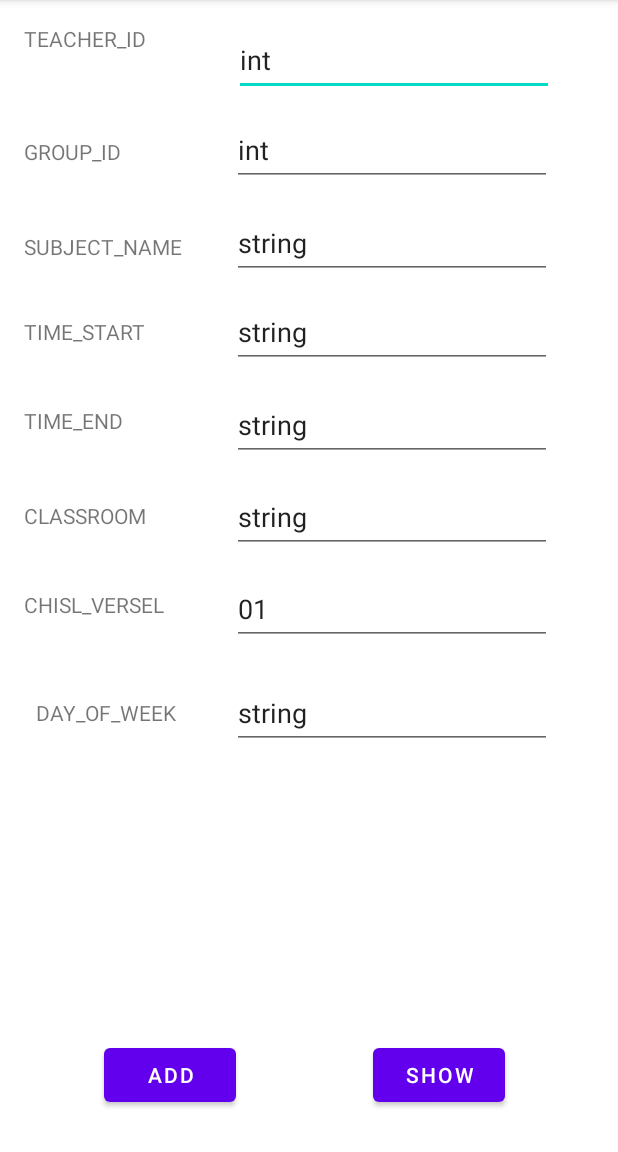
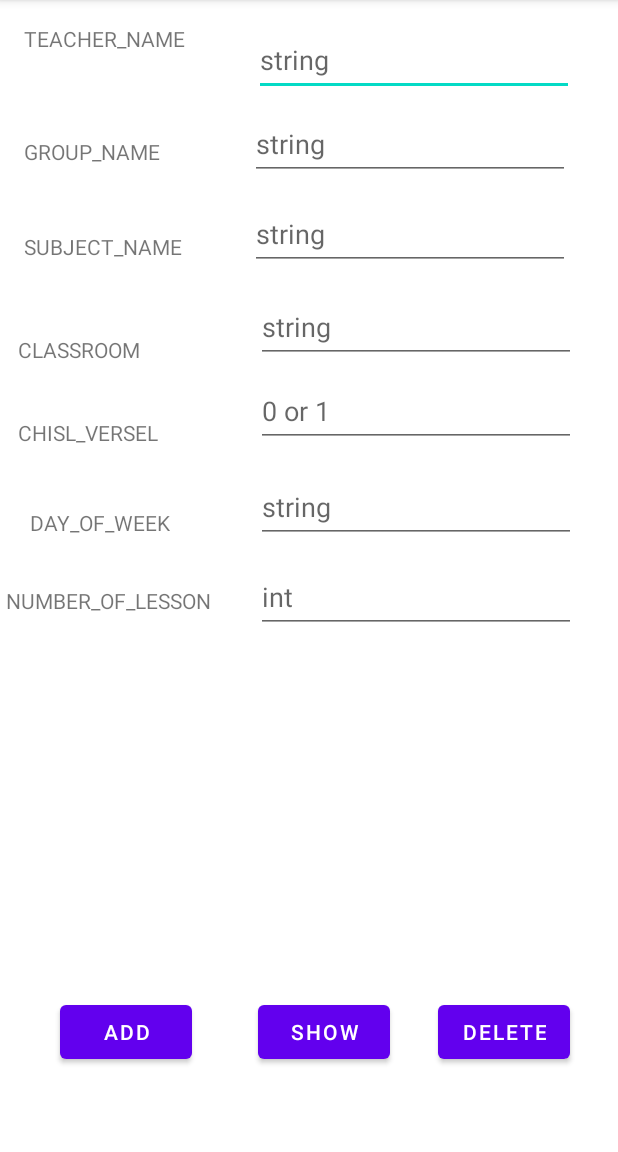
Before and after one commit to StreetKatya/Studelper, an Android app: the fragment AddToDb shown on its own in the app's theme, after a tap on "ADD", on a phone screen of 412 x 824 dp, the part 84-1236 px from its top. Run offline under Robolectric (Android 15) with nearby library versions, the phone set to English and light mode, and no system bars; 2 statements that could not run were skipped.

Commit message:
Create DB

```diff
--- a/app/src/main/AndroidManifest.xml
+++ b/app/src/main/AndroidManifest.xml
@@ -1,12 +1,13 @@
 <?xml version="1.0" encoding="utf-8"?>
 <manifest xmlns:android="http://schemas.android.com/apk/res/android"
     xmlns:tools="http://schemas.android.com/tools" >
+    <uses-permission android:name="android.permission.INTERNET" />
 
     <application
         android:allowBackup="true"
         android:dataExtractionRules="@xml/data_extraction_rules"
         android:fullBackupContent="@xml/backup_rules"
-        android:icon="@mipmap/ic_launcher"
+        android:icon="@mipmap/ic_studelper"
         android:label="@string/app_name"
         android:roundIcon="@mipmap/ic_launcher_round"
         android:supportsRtl="true"
--- a/app/src/main/java/com/example/studelper/AddToDb.java
+++ b/app/src/main/java/com/example/studelper/AddToDb.java
@@ -44,15 +44,14 @@ public class AddToDb extends Fragment {
         binding.buttonAdd.setOnClickListener(new View.OnClickListener() {
             @Override
             public void onClick(View view) {
-                int T_ID = Integer.parseInt(binding.editTextText.getText().toString());
-                int G_ID = Integer.parseInt(binding.editTextText2.getText().toString());
+                String T_ID = binding.editTextText.getText().toString();
+                String G_ID = binding.editTextText2.getText().toString();
                 String SUB_NAME = binding.editTextText3.getText().toString();
-                String T_START = binding.editTextText4.getText().toString();
-                String T_END = binding.editTextText5.getText().toString();
                 String CLASS = binding.editTextText6.getText().toString();
                 int C_V = Integer.parseInt(binding.editTextText7.getText().toString());
+                int N_L = Integer.parseInt(binding.editTextText9.getText().toString());
                 String DAY = binding.editTextText8.getText().toString();
-                DataTime dt = new DataTime(SUB_NAME,T_ID,G_ID,DAY,T_START,T_END,CLASS,C_V);
+                DataTime dt = new DataTime(SUB_NAME,T_ID,G_ID,DAY,CLASS,C_V, N_L);
 
                 dbHelper.Add(dt);
             }
@@ -62,10 +61,16 @@ public class AddToDb extends Fragment {
             public void onClick(View view) {
                 LinkedList<DataTime> list = dbHelper.GetAll();
                 String text = "";
-                for(DataTime d : list){
-                    text = text + d.TIME_START+"-"+d.TIME_END+" Group: "+d.GROUP_ID+" Lesson: "
-                            +d.SUBJECT_NAME+" in "+d.CLASSROOM+"\n";
+                for(DataTime data : list){
+                    text = text +" Group: "+data.GROUP_NAME+" Lesson: "
+                            +data.SUBJECT_NAME+" in "+data.CLASSROOM+" of "+data.TEACHER_NAME+"\n";
                 }
+            }
+        });
+        binding.buttonDelete.setOnClickListener(new View.OnClickListener() {
+            @Override
+            public void onClick(View view) {
+                dbHelper.DeleteAll();
             }
         });
 //        return inflater.inflate(R.layout.fragment_add_to_db, container, false);
--- a/app/src/main/java/com/example/studelper/DBHelper.java
+++ b/app/src/main/java/com/example/studelper/DBHelper.java
@@ -13,17 +13,16 @@ import java.util.LinkedList;
 public class DBHelper extends SQLiteOpenHelper {
     private static final String TIME_TABLE = "TimeTable";
     private static final String ID = "id";
-    private static final String TEACHER_ID = "teacher_id";
-    private static final String GROUP_ID = "group_id";
+    private static final String TEACHER_NAME = "teacher_name";
+    private static final String GROUP_NAME = "group_id";
     private static final String SUBJECT_NAME = "subject_name";
-    private static final String TIME_START = "timeStart";
-    private static final String TIME_END = "timeEnd";
     private static final String CLASSROOM = "classroom";
     private static final String CHISL_VERSEL = "chisl_versel";
     private static final String DAY = "day_of_week";
+    private static final String NUMBER_LESSON = "number_of_lesson";
 
     public DBHelper(@Nullable Context context) {
-        super(context, "stud.db", null, 1);
+        super(context, "schedule.db", null, 1);
     }
 
     @Override
@@ -31,13 +30,12 @@ public class DBHelper extends SQLiteOpenHelper {
         db.execSQL("CREATE TABLE " + TIME_TABLE + "(\n" +
                 "\t " + ID + " integer PRIMARY KEY AUTOINCREMENT,\n" +
                 "  \t " + SUBJECT_NAME + " varchar(50),\n" +
-                "  \t " + TEACHER_ID + " integer,\n" +
-                "  \t " + GROUP_ID + " integer,\n" +
+                "  \t " + TEACHER_NAME + " varchar(50),\n" +
+                "  \t " + GROUP_NAME + " varchar(50),\n" +
                 "  \t " + DAY + " varchar(20),\n" +
-                "  \t " + TIME_START + " varchar(20),\n" +
-                "  \t " + TIME_END + " varchar(20),\n" +
                 "  \t " + CLASSROOM + " varchar(20),\n" +
-                "  \t " + CHISL_VERSEL + " integer CHECK ("+CHISL_VERSEL+" IN (0, 1))\n" +
+                "  \t " + CHISL_VERSEL + " integer CHECK ("+CHISL_VERSEL+" IN (0, 1)),\n" +
+                "  \t " + NUMBER_LESSON + " integer\n" +
                 ");");
     }
 
@@ -57,13 +55,12 @@ public class DBHelper extends SQLiteOpenHelper {
         SQLiteDatabase db = this.getWritableDatabase();
         ContentValues cv = new ContentValues();
         cv.put(SUBJECT_NAME, data.SUBJECT_NAME);
-        cv.put(TEACHER_ID, data.TEACHER_ID);
-        cv.put(GROUP_ID, data.GROUP_ID);
+        cv.put(TEACHER_NAME, data.TEACHER_NAME);
+        cv.put(GROUP_NAME, data.GROUP_NAME);
         cv.put(DAY, data.DAY);
-        cv.put(TIME_START, data.TIME_START);
-        cv.put(TIME_END, data.TIME_END);
         cv.put(CLASSROOM, data.CLASSROOM);
         cv.put(CHISL_VERSEL, data.CHISL_VERSEL);
+        cv.put(NUMBER_LESSON, data.NUMBER_LESSON);
         db.insert(TIME_TABLE,null, cv);
         db.close();
     }
@@ -77,17 +74,16 @@ public class DBHelper extends SQLiteOpenHelper {
         if(cursor.moveToFirst()){
             do{
                 int id_1 = cursor.getColumnIndex(SUBJECT_NAME);
-                int id_2 = cursor.getColumnIndex(TEACHER_ID);
-                int id_3 = cursor.getColumnIndex(TIME_START);
-                int id_4 = cursor.getColumnIndex(TIME_END);
+                int id_2 = cursor.getColumnIndex(TEACHER_NAME);
                 int id_5 = cursor.getColumnIndex(CLASSROOM);
                 int id_6 = cursor.getColumnIndex(CHISL_VERSEL);
-                int id_7 = cursor.getColumnIndex(GROUP_ID);
+                int id_7 = cursor.getColumnIndex(GROUP_NAME);
                 int id_8 = cursor.getColumnIndex(DAY);
+                int id_9 = cursor.getColumnIndex(NUMBER_LESSON);
 
-                DataTime data = new DataTime(cursor.getString(id_1),cursor.getInt(id_2),
-                        cursor.getInt(id_7),cursor.getString(id_8),cursor.getString(id_3),
-                        cursor.getString(id_4),cursor.getString(id_5), cursor.getInt(id_6));
+                DataTime data = new DataTime(cursor.getString(id_1),cursor.getString(id_2),
+                        cursor.getString(id_7),cursor.getString(id_8),cursor.getString(id_5),
+                        cursor.getInt(id_6), cursor.getInt(id_9));
                 list.add(data);
             }while(cursor.moveToNext());
         }
--- a/app/src/main/java/com/example/studelper/DataTime.java
+++ b/app/src/main/java/com/example/studelper/DataTime.java
@@ -1,23 +1,22 @@
 package com.example.studelper;
 
 public class DataTime {
-    int TEACHER_ID;
-    int GROUP_ID;
+    String TEACHER_NAME;
+    String GROUP_NAME;
     String SUBJECT_NAME;
     String DAY;
-    String TIME_START;
-    String TIME_END;
     String CLASSROOM;
     int CHISL_VERSEL;
+    int NUMBER_LESSON;
 
-    public DataTime(String SUBJECT_NAME, int TEACHER_ID,int GROUP_ID,String DAY, String TIME_START, String TIME_END, String CLASSROOM, int CHISL_VERSEL) {
-        this.TEACHER_ID = TEACHER_ID;
-        this.GROUP_ID = GROUP_ID;
+    public DataTime(String SUBJECT_NAME, String TEACHER_NAME, String GROUP_NAME,String DAY,
+                    String CLASSROOM, int CHISL_VERSEL, int NUMBER_LESSON) {
+        this.TEACHER_NAME = TEACHER_NAME;
+        this.GROUP_NAME = GROUP_NAME;
         this.SUBJECT_NAME = SUBJECT_NAME;
         this.DAY = DAY;
-        this.TIME_START = TIME_START;
-        this.TIME_END = TIME_END;
         this.CLASSROOM = CLASSROOM;
         this.CHISL_VERSEL = CHISL_VERSEL;
+        this.NUMBER_LESSON = NUMBER_LESSON;
     }
 }
--- a/app/src/main/res/layout/fragment_add_to_db.xml
+++ b/app/src/main/res/layout/fragment_add_to_db.xml
@@ -8,14 +8,26 @@
 
     <androidx.constraintlayout.widget.ConstraintLayout
         android:layout_width="match_parent"
-        android:layout_height="match_parent">
+        android:layout_height="match_parent"
+        tools:layout_editor_absoluteX="-2dp"
+        tools:layout_editor_absoluteY="-110dp">
+
+        <Button
+            android:id="@+id/button_delete"
+            android:layout_width="wrap_content"
+            android:layout_height="wrap_content"
+            android:layout_marginEnd="32dp"
+            android:layout_marginBottom="56dp"
+            android:text="Delete"
+            app:layout_constraintBottom_toBottomOf="parent"
+            app:layout_constraintEnd_toEndOf="parent" />
 
         <Button
             android:id="@+id/button_show"
             android:layout_width="wrap_content"
             android:layout_height="wrap_content"
-            android:layout_marginEnd="75dp"
-            android:layout_marginBottom="27dp"
+            android:layout_marginEnd="152dp"
+            android:layout_marginBottom="56dp"
             android:text="Show"
             app:layout_constraintBottom_toBottomOf="parent"
             app:layout_constraintEnd_toEndOf="parent" />
@@ -24,8 +36,8 @@
             android:id="@+id/button_add"
             android:layout_width="wrap_content"
             android:layout_height="wrap_content"
-            android:layout_marginStart="69dp"
-            android:layout_marginBottom="27dp"
+            android:layout_marginStart="40dp"
+            android:layout_marginBottom="56dp"
             android:text="Add"
             app:layout_constraintBottom_toBottomOf="parent"
             app:layout_constraintStart_toStartOf="parent" />
@@ -38,9 +50,9 @@
             android:layout_marginTop="16dp"
             android:layout_marginEnd="44dp"
             android:ems="10"
+            android:hint="string"
             android:inputType="text"
             android:minHeight="48dp"
-            android:text="int"
             app:layout_constraintEnd_toEndOf="parent"
             app:layout_constraintStart_toEndOf="@id/textView3"
             app:layout_constraintTop_toTopOf="parent" />
@@ -49,12 +61,12 @@
             android:id="@+id/editTextText2"
             android:layout_width="wrap_content"
             android:layout_height="wrap_content"
-            android:layout_marginTop="12dp"
-            android:layout_marginEnd="44dp"
+            android:layout_marginTop="8dp"
+            android:layout_marginEnd="32dp"
             android:ems="10"
+            android:hint="string"
             android:inputType="text"
             android:minHeight="48dp"
-            android:text="int"
             app:layout_constraintEnd_toEndOf="parent"
             app:layout_constraintTop_toBottomOf="@+id/editTextText" />
 
@@ -62,77 +74,64 @@
             android:id="@+id/editTextText3"
             android:layout_width="wrap_content"
             android:layout_height="wrap_content"
-            android:layout_marginTop="14dp"
-            android:layout_marginEnd="44dp"
+            android:layout_marginTop="12dp"
+            android:layout_marginEnd="32dp"
             android:ems="10"
+            android:hint="string"
             android:inputType="text"
             android:minHeight="48dp"
-            android:text="string"
             app:layout_constraintEnd_toEndOf="parent"
             app:layout_constraintTop_toBottomOf="@+id/editTextText2" />
-
-        <EditText
-            android:id="@+id/editTextText4"
-            android:layout_width="wrap_content"
-            android:layout_height="wrap_content"
-            android:layout_marginTop="11dp"
-            android:layout_marginEnd="44dp"
-            android:ems="10"
-            android:inputType="text"
-            android:minHeight="48dp"
-            android:text="string"
-            app:layout_constraintEnd_toEndOf="parent"
-            app:layout_constraintTop_toBottomOf="@+id/editTextText3" />
-
-        <EditText
-            android:id="@+id/editTextText5"
-            android:layout_width="wrap_content"
-            android:layout_height="wrap_content"
-            android:layout_marginTop="14dp"
-            android:layout_marginEnd="44dp"
-            android:ems="10"
-            android:inputType="text"
-            android:minHeight="48dp"
-            android:text="string"
-            app:layout_constraintEnd_toEndOf="parent"
-            app:layout_constraintTop_toBottomOf="@+id/editTextText4" />
 
         <EditText
             android:id="@+id/editTextText6"
             android:layout_width="wrap_content"
             android:layout_height="wrap_content"
-            android:layout_marginTop="13dp"
-            android:layout_marginEnd="44dp"
+            android:layout_marginTop="14dp"
+            android:layout_marginEnd="28dp"
             android:ems="10"
+            android:hint="string"
             android:inputType="text"
             android:minHeight="48dp"
-            android:text="string"
             app:layout_constraintEnd_toEndOf="parent"
-            app:layout_constraintTop_toBottomOf="@+id/editTextText5" />
+            app:layout_constraintTop_toBottomOf="@+id/editTextText3" />
 
         <EditText
             android:id="@+id/editTextText8"
             android:layout_width="wrap_content"
             android:layout_height="wrap_content"
-            android:layout_marginTop="144dp"
-            android:layout_marginEnd="44dp"
+            android:layout_marginTop="16dp"
+            android:layout_marginEnd="28dp"
             android:ems="10"
+            android:hint="string"
             android:inputType="text"
             android:minHeight="48dp"
-            android:text="string"
             app:layout_constraintEnd_toEndOf="parent"
-            app:layout_constraintTop_toBottomOf="@+id/editTextText5" />
+            app:layout_constraintTop_toBottomOf="@+id/editTextText7" />
+
+        <EditText
+            android:id="@+id/editTextText9"
+            android:layout_width="wrap_content"
+            android:layout_height="wrap_content"
+            android:layout_marginTop="12dp"
+            android:layout_marginEnd="28dp"
+            android:ems="10"
+            android:hint="int"
+            android:inputType="text"
+            android:minHeight="48dp"
+            app:layout_constraintEnd_toEndOf="parent"
+            app:layout_constraintTop_toBottomOf="@+id/editTextText8" />
 
         <EditText
             android:id="@+id/editTextText7"
             android:layout_width="wrap_content"
             android:layout_height="wrap_content"
-            android:layout_marginTop="13dp"
-            android:layout_marginEnd="44dp"
+            android:layout_marginTop="8dp"
+            android:layout_marginEnd="28dp"
             android:ems="10"
+            android:hint="0 or 1"
             android:inputType="text"
             android:minHeight="48dp"
-            android:text="01"
             app:layout_constraintEnd_toEndOf="parent"
             app:layout_constraintTop_toBottomOf="@+id/editTextText6" />
 
@@ -142,7 +141,7 @@
             android:layout_height="wrap_content"
             android:layout_marginStart="16dp"
             android:layout_marginTop="16dp"
-            android:text="TEACHER_ID"
+            android:text="TEACHER_NAME"
             app:layout_constraintStart_toStartOf="parent"
             app:layout_constraintTop_toTopOf="parent" />
 
@@ -157,42 +156,21 @@
             app:layout_constraintTop_toBottomOf="@+id/textView4" />
 
         <TextView
-            android:id="@+id/textView6"
-            android:layout_width="wrap_content"
-            android:layout_height="wrap_content"
-            android:layout_marginStart="16dp"
-            android:layout_marginTop="37dp"
-            android:text="TIME_START"
-            app:layout_constraintStart_toStartOf="parent"
-            app:layout_constraintTop_toBottomOf="@+id/textView5" />
-
-        <TextView
-            android:id="@+id/textView7"
-            android:layout_width="wrap_content"
-            android:layout_height="wrap_content"
-            android:layout_marginStart="16dp"
-            android:layout_marginTop="40dp"
-            android:text="TIME_END"
-            app:layout_constraintStart_toStartOf="parent"
-            app:layout_constraintTop_toBottomOf="@+id/textView6"
-            tools:ignore="MissingConstraints" />
-
-        <TextView
             android:id="@+id/textView8"
             android:layout_width="wrap_content"
             android:layout_height="wrap_content"
-            android:layout_marginStart="16dp"
-            android:layout_marginTop="44dp"
+            android:layout_marginStart="12dp"
+            android:layout_marginTop="49dp"
             android:text="CLASSROOM"
             app:layout_constraintStart_toStartOf="parent"
-            app:layout_constraintTop_toBottomOf="@+id/textView7" />
+            app:layout_constraintTop_toBottomOf="@+id/textView5" />
 
         <TextView
             android:id="@+id/textView9"
             android:layout_width="wrap_content"
             android:layout_height="wrap_content"
-            android:layout_marginStart="16dp"
-            android:layout_marginTop="40dp"
+            android:layout_marginStart="12dp"
+            android:layout_marginTop="36dp"
             android:text="CHISL_VERSEL"
             app:layout_constraintStart_toStartOf="parent"
             app:layout_constraintTop_toBottomOf="@+id/textView8" />
@@ -201,9 +179,19 @@
             android:id="@+id/textView2"
             android:layout_width="wrap_content"
             android:layout_height="wrap_content"
-            android:layout_marginStart="24dp"
-            android:layout_marginTop="112dp"
+            android:layout_marginStart="20dp"
+            android:layout_marginTop="96dp"
             android:text="DAY_OF_WEEK"
+            app:layout_constraintStart_toStartOf="parent"
+            app:layout_constraintTop_toBottomOf="@+id/textView8" />
+
+        <TextView
+            android:id="@+id/textView10"
+            android:layout_width="wrap_content"
+            android:layout_height="wrap_content"
+            android:layout_marginStart="4dp"
+            android:layout_marginTop="148dp"
+            android:text="NUMBER_OF_LESSON"
             app:layout_constraintStart_toStartOf="parent"
             app:layout_constraintTop_toBottomOf="@+id/textView8" />
 
@@ -213,7 +201,7 @@
             android:layout_height="wrap_content"
             android:layout_marginStart="16dp"
             android:layout_marginTop="56dp"
-            android:text="GROUP_ID"
+            android:text="GROUP_NAME"
             app:layout_constraintStart_toStartOf="parent"
             app:layout_constraintTop_toBottomOf="@+id/textView3" />
     </androidx.constraintlayout.widget.ConstraintLayout>
```
Also changed, not shown: app/src/main/java/com/example/studelper/DocumentFragment.java (+28 -33 lines), app/src/main/java/com/example/studelper/FloorPlanFragment.java (added, +64 -0 lines), app/src/main/java/com/example/studelper/ui/dashboard/DashboardFragment.java (+29 -1 lines), app/src/main/res/layout/fragment_dashboard.xml (+10 -0 lines), app/src/main/res/layout/fragment_document.xml (+9 -4 lines), app/src/main/res/layout/fragment_floor_plan.xml (added, +14 -0 lines), app/src/main/res/navigation/mobile_navigation.xml (+32 -0 lines), app/src/main/res/mipmap-mdpi/ic_studelper.png (added), app/src/main/res/mipmap-xhdpi/ic_studelper.png (added), app/src/main/res/mipmap-xxhdpi/ic_studelper.png (added), app/src/main/res/mipmap-xxxhdpi/ic_studelper.png (added).
